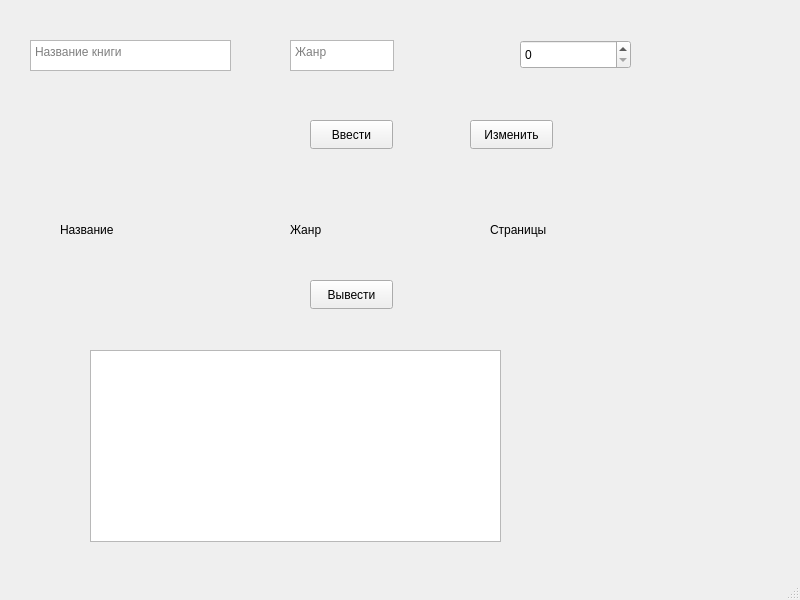
This is mainwindow.ui in StepanRyabcev/book as Qt 5 draws it before an edit. The edited form follows.
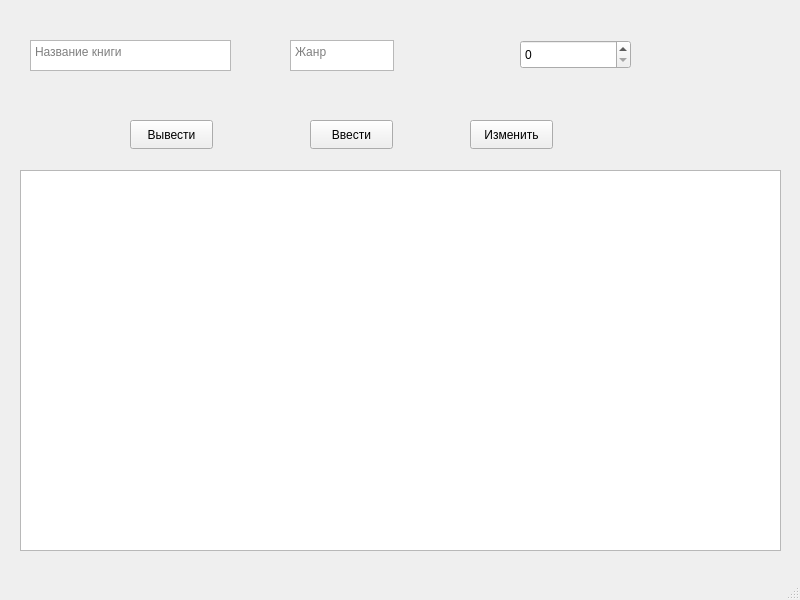
This is the edited form.

Commit message: Made interface better

What changed in the file:
```diff
--- a/mainwindow.ui
+++ b/mainwindow.ui
@@ -66,50 +66,11 @@
      <number>999999</number>
     </property>
    </widget>
-   <widget class="QLabel" name="b_name_out">
-    <property name="geometry">
-     <rect>
-      <x>60</x>
-      <y>220</y>
-      <width>91</width>
-      <height>20</height>
-     </rect>
-    </property>
-    <property name="text">
-     <string>Название</string>
-    </property>
-   </widget>
-   <widget class="QLabel" name="b_genre_out">
-    <property name="geometry">
-     <rect>
-      <x>290</x>
-      <y>220</y>
-      <width>101</width>
-      <height>20</height>
-     </rect>
-    </property>
-    <property name="text">
-     <string>Жанр</string>
-    </property>
-   </widget>
-   <widget class="QLabel" name="b_str_out">
-    <property name="geometry">
-     <rect>
-      <x>490</x>
-      <y>220</y>
-      <width>81</width>
-      <height>20</height>
-     </rect>
-    </property>
-    <property name="text">
-     <string>Страницы</string>
-    </property>
-   </widget>
    <widget class="QPushButton" name="get_out">
     <property name="geometry">
      <rect>
-      <x>310</x>
-      <y>280</y>
+      <x>130</x>
+      <y>120</y>
       <width>83</width>
       <height>29</height>
      </rect>
@@ -137,10 +98,10 @@
    <widget class="QTableView" name="tableView">
     <property name="geometry">
      <rect>
-      <x>90</x>
-      <y>350</y>
-      <width>411</width>
-      <height>192</height>
+      <x>20</x>
+      <y>170</y>
+      <width>761</width>
+      <height>381</height>
      </rect>
     </property>
    </widget>
```
The commit also changes 1 other file.
